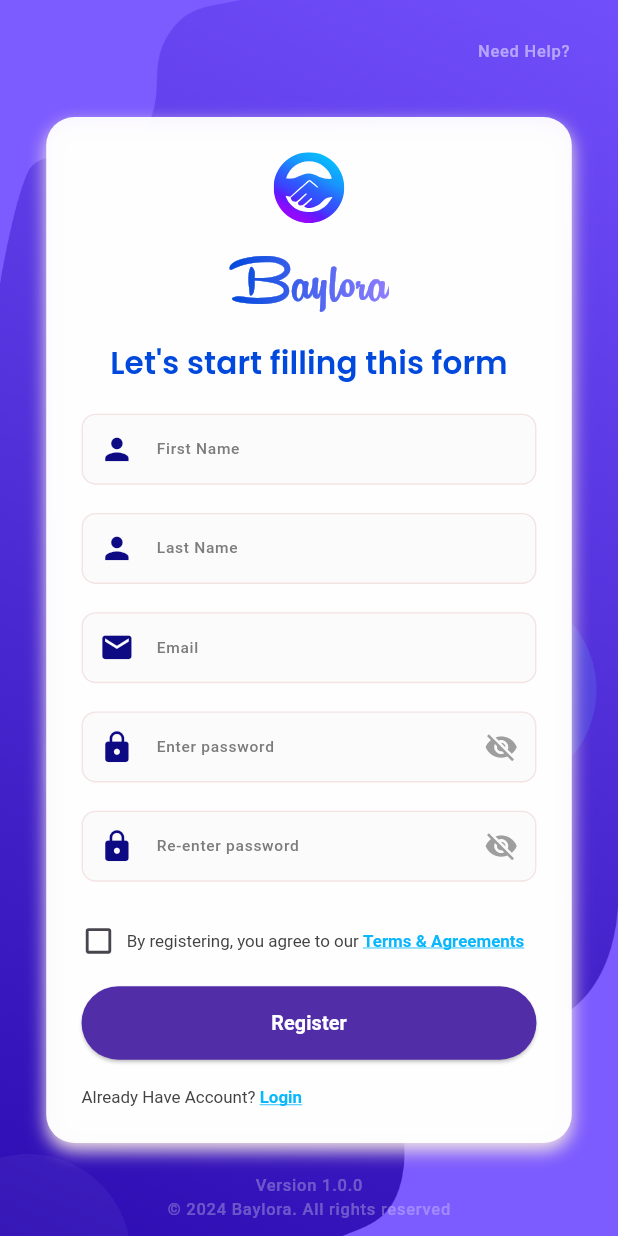
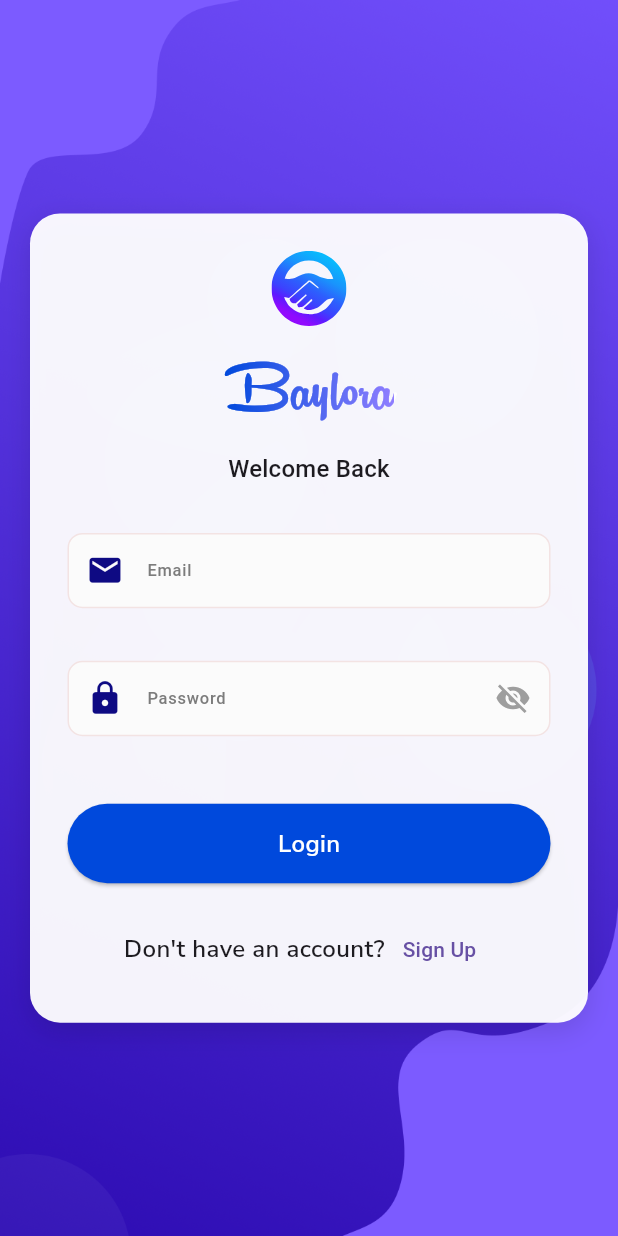
Before and after one commit to Domincee/Baylora, a Flutter app: the LoginScreen screen opened directly, on a phone screen of 412 x 824 dp. Run offline on Flutter 3.47's test engine with Material 3 defaults, Android fonts, the phone set to English and light mode, and no system bars; our stand-ins replace flutter_dotenv, flutter_svg, supabase_flutter; accounts and stored records are empty; project files that could hold a hidden picture were left out.

Commit message:
database, feat/user account data, navigate to login, login page,

```diff
--- a/lib/core/config/routes.dart
+++ b/lib/core/config/routes.dart
@@ -1,4 +1,5 @@
-import 'package:baylora_prjct/feature/auth/pages/login_screen.dart';
+import 'package:baylora_prjct/feature/auth/pages/login.dart';
+import 'package:baylora_prjct/feature/auth/pages/register.dart';
 import 'package:baylora_prjct/feature/details/item_details_screen.dart';
 import 'package:baylora_prjct/feature/onboarding/onboarding_screen.dart';
 import 'package:baylora_prjct/feature/post/create_listing_screen.dart';
@@ -9,13 +10,16 @@ import 'package:flutter/material.dart';
 class AppRoutes {
   static const String splash = '/';
   static const String onboarding = '/onboarding';
+  static const String register = '/register';
   static const String login = '/login';
+
   static const String main = '/main';
   static const String itemDetailScreen = '/item_details';
   static const String createListing = '/create_listing';
 
   static Map<String, WidgetBuilder> routes = {
     onboarding: (context) => OnboardingScreen(),
+    register: (context) => RegisterScreen(),
     login: (context) => LoginScreen(),
     main: (context) => MainWrapper(),
     splash: (context) => SplashPage(),
--- /dev/null
+++ b/lib/feature/auth/pages/login.dart
@@ -0,0 +1,198 @@
+import 'package:baylora_prjct/core/assets/images.dart';
+import 'package:baylora_prjct/core/theme/app_colors.dart';
+import 'package:baylora_prjct/core/widgets/app_text_input.dart';
+import 'package:baylora_prjct/core/widgets/logo_name.dart';
+import 'package:baylora_prjct/feature/auth/pages/register.dart';
+import 'package:flutter/material.dart';
+import 'package:supabase_flutter/supabase_flutter.dart';
+// UPDATE THESE IMPORTS to match your project structure:
+
+
+class LoginScreen extends StatefulWidget {
+  const LoginScreen({super.key});
+
+  @override
+  State<LoginScreen> createState() => _LoginScreenState();
+}
+
+class _LoginScreenState extends State<LoginScreen> {
+  final _emailCtrl = TextEditingController();
+  final _passCtrl = TextEditingController();
+  final _formKey = GlobalKey<FormState>();
+
+  bool _isLoading = false;
+
+  // --- LOGIN LOGIC ---
+  Future<void> _login() async {
+    setState(() => _isLoading = true);
+    try {
+      // 1. Attempt Login
+      final AuthResponse res = await Supabase.instance.client.auth.signInWithPassword(
+        email: _emailCtrl.text.trim(),
+        password: _passCtrl.text.trim(),
+      );
+
+      if (!mounted) return;
+
+      // 2. Success
+      if (res.session != null) {
+        ScaffoldMessenger.of(context).showSnackBar(
+          const SnackBar(
+            content: Text("Login Successful!"),
+            backgroundColor: Colors.green,
+
+          ),
+
+        );
+
+      }
+
+    } on AuthException catch (e) {
+      // Handle "Email not confirmed" or "Invalid login"
+      ScaffoldMessenger.of(context).showSnackBar(
+        SnackBar(
+          content: Text(e.message),
+          backgroundColor: Colors.red,
+        ),
+      );
+    } catch (e) {
+      ScaffoldMessenger.of(context).showSnackBar(
+        const SnackBar(
+          content: Text("Unexpected error occurred"),
+          backgroundColor: Colors.red,
+        ),
+      );
+    } finally {
+      if (mounted) setState(() => _isLoading = false);
+    }
+  }
+
+  @override
+  Widget build(BuildContext context) {
+    final size = MediaQuery.of(context).size;
+
+    return Scaffold(
+      // Same Background as Register Page
+      body: Stack(
+        children: [
+          Container(
+            height: double.infinity,
+            width: double.infinity,
+            decoration: const BoxDecoration(
+              image: DecorationImage(
+                image: AssetImage(Images.onBoardingBg1),
+                fit: BoxFit.cover,
+              ),
+            ),
+          ),
+
+          SafeArea(
+            child: Center(
+              child: SingleChildScrollView(
+                padding: const EdgeInsets.symmetric(horizontal: 20, vertical: 10),
+                child: FittedBox(
+                  fit: BoxFit.scaleDown,
+                  child: Container(
+                    width: size.width > 500 ? 500 : size.width - 40,
+                    padding: const EdgeInsets.all(25),
+                    decoration: BoxDecoration(
+                      color: Colors.white.withValues(alpha: 0.95),
+                      borderRadius: BorderRadius.circular(20),
+                      boxShadow: const [
+                        BoxShadow(
+                          color: Colors.black12, // Or AppColors.shadowColor
+                          blurRadius: 15,
+                          offset: Offset(0, 5),
+                        ),
+                      ],
+                    ),
+                    child: Form(
+                      key: _formKey,
+                      child: Column(
+                        mainAxisSize: MainAxisSize.min,
+                        crossAxisAlignment: CrossAxisAlignment.stretch,
+                        children: [
+                          // --- HEADER ---
+                          const LogoName(
+                            image: Images.logo,
+                            fromColor: Color(0xff0049DC),
+                            toColor: Color(0xff8F7EFF),
+                          ),
+                          const SizedBox(height: 10),
+                          Text(
+                            "Welcome Back",
+                            textAlign: TextAlign.center,
+                            style: Theme.of(context).textTheme.titleMedium,
+                          ),
+                          const SizedBox(height: 30),
+
+                          // --- INPUTS ---
+                          AppTextInput(
+                            label: "Email",
+                            icon: Icons.email,
+                            controller: _emailCtrl,
+                            keyboardType: TextInputType.emailAddress,
+                            validator: (val) => (val == null || val.isEmpty) ? "Required" : null,
+                          ),
+                          const SizedBox(height: 15),
+                          AppTextInput(
+                            label: "Password",
+                            icon: Icons.lock,
+                            controller: _passCtrl,
+                            isPassword: true,
+                            validator: (val) => (val == null || val.isEmpty) ? "Required" : null,
+                          ),
+
+                          const SizedBox(height: 25),
+
+                          // --- LOGIN BUTTON ---
+                          ElevatedButton(
+
+                            onPressed: _isLoading ? null : () {
+                              if (_formKey.currentState!.validate()) {
+                                _login();
+                              }
+                            },
+                            style: ElevatedButton.styleFrom(
+                              backgroundColor: AppColors.royalBlue,
+                              padding: const EdgeInsets.symmetric(vertical: 15),
+                            ),
+                            child: _isLoading
+                                ? const SizedBox(height: 20, width: 20, child: CircularProgressIndicator(strokeWidth: 2))
+                                :  Text("Login",
+                                 style: Theme.of(context).textTheme.bodyMedium!.copyWith(
+                                  color: AppColors.primaryColor
+                                 ),),
+                          ),
+
+                          const SizedBox(height: 20),
+
+                          // --- GO TO REGISTER LINK ---
+                          Row(
+                            mainAxisAlignment: MainAxisAlignment.center,
+                            children: [
+                              const Text("Don't have an account?"),
+                              TextButton(
+                                onPressed: () {
+                                  // Navigate to Register Screen
+                                  Navigator.of(context).pushReplacement(
+                                    MaterialPageRoute(builder: (context) => const RegisterScreen()), // Rename your other file to RegisterScreen
+                                  );
+                                },
+                                child: const Text("Sign Up"),
+                              ),
+                            ],
+                          ),
+                        ],
+                      ),
+                    ),
+                  ),
+                ),
+              ),
+            ),
+          ),
+        ],
+      ),
+    );
+  }
+}
--- a/lib/feature/onboarding/onboarding_screen.dart
+++ b/lib/feature/onboarding/onboarding_screen.dart
@@ -236,7 +236,7 @@ class ButtonWidget extends StatelessWidget {
       onPressed: () {
         if (currentIndex == data.length - 1) {
           // LAST PAGE → GO TO MAIN
-          Navigator.pushReplacementNamed(context, AppRoutes.login);
+          Navigator.pushReplacementNamed(context, AppRoutes.register);
         } else {
           // NEXT PAGE
           _pageController.nextPage(
--- a/lib/feature/splash/splash_page.dart
+++ b/lib/feature/splash/splash_page.dart
@@ -3,6 +3,7 @@ import 'package:baylora_prjct/core/config/routes.dart';
 import 'package:baylora_prjct/core/constant/app_values_widget.dart';
 import 'package:baylora_prjct/main.dart';
 import 'package:flutter/material.dart';
+import 'package:flutter_svg/flutter_svg.dart';
 
 class SplashPage extends StatefulWidget {
 
@@ -63,11 +64,8 @@ void _navigateTo(String routeName) {
     Navigator.of(context).pushReplacement(
       PageRouteBuilder(
         pageBuilder: (context, animation, secondaryAnimation) {
-          // 1. Look up the builder from your existing map
           final widgetBuilder = AppRoutes.routes[routeName];
 
-          // 2. Call the builder to return the actual Widget
-          // (Using ! assumes the route definitely exists in your map)
           return widgetBuilder!(context);
         },
         transitionsBuilder: (context, animation, secondaryAnimation, child) {
@@ -86,7 +84,7 @@ void _navigateTo(String routeName) {
         child: Column(
           mainAxisAlignment: MainAxisAlignment.center,
           children: [
-            Image.asset(Images.logo, width: 125),
+            SvgPicture.asset(Images.logo, width: 125),
             const SizedBox(height: AppValuesWidget.sizedBoxSize),
             // Changed to WHITE so it is visible on your red background
             const CircularProgressIndicator(color: Colors.white),
```
Also changed, not shown: lib/feature/auth/pages/register.dart (+170 -121 lines), lib/feature/auth/widget/navigate_to_login.dart (added, +27 -0 lines), lib/feature/auth/widget/terms_agrement.dart (added, +41 -0 lines).
